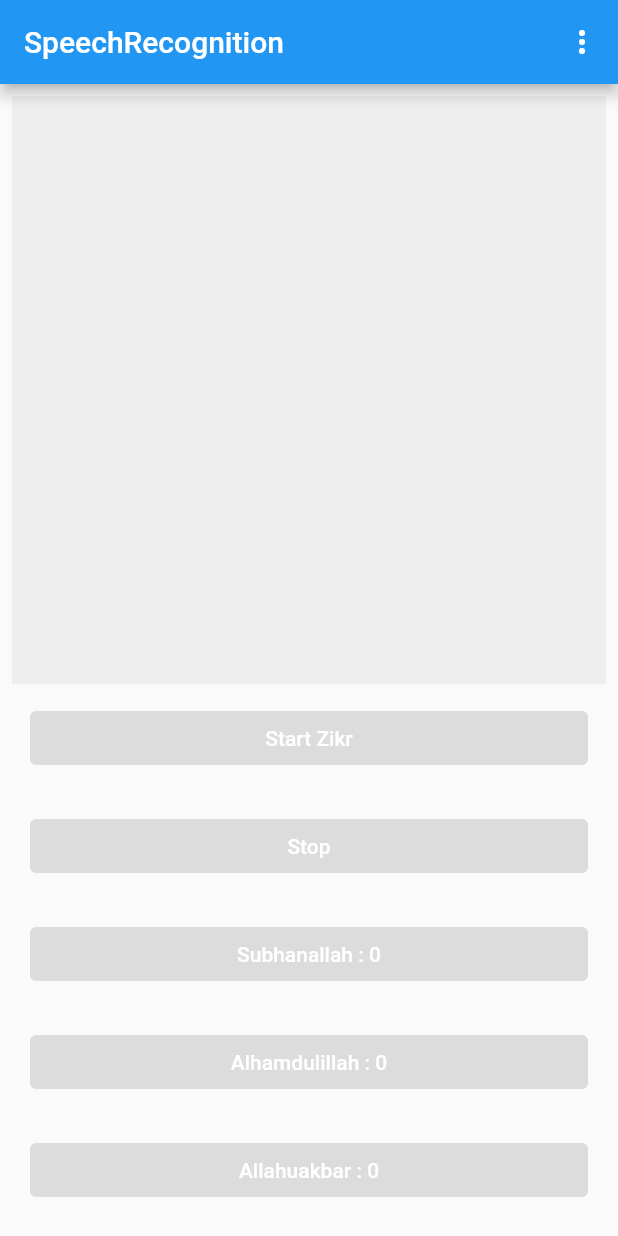
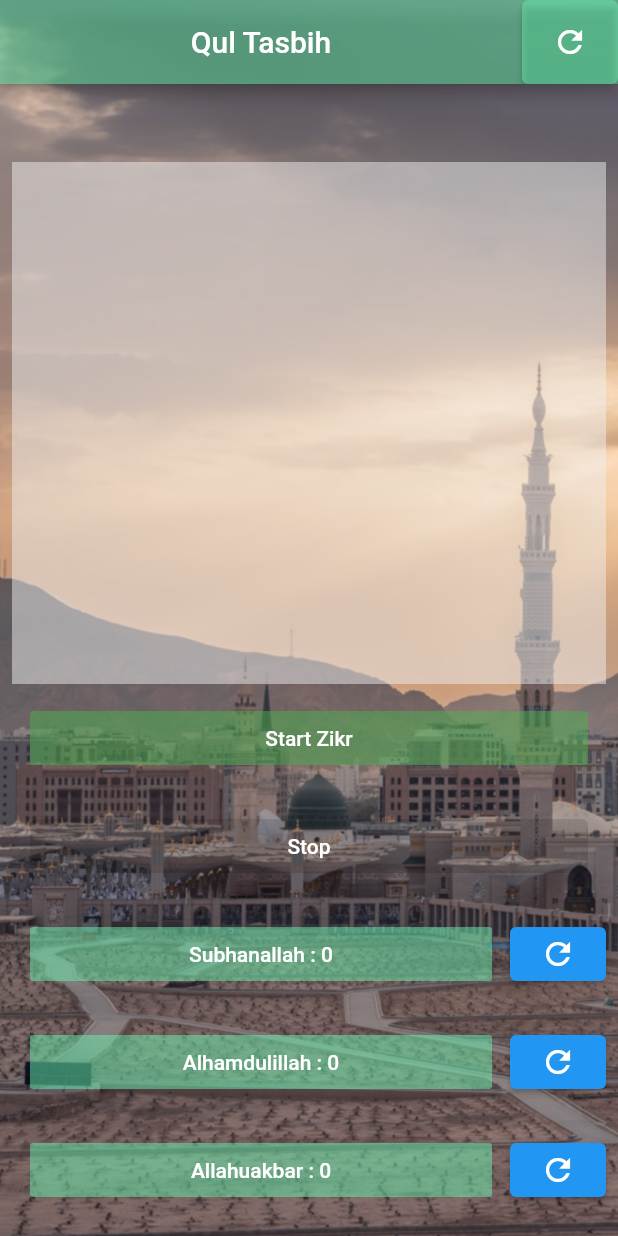
Before and after one commit to mizzi47/smart_tasbih, a Flutter app: the screen it shows after launch, on a phone screen of 412 x 824 dp. Run offline on Flutter 3.47's test engine with Material 2 defaults, Android fonts, the phone set to English and light mode, and no system bars; our stand-ins replace speech_to_text; missing offline and left inert: flutter_speech.

Commit message:
update new version

```diff
--- a/lib/main.dart
+++ b/lib/main.dart
@@ -30,6 +30,10 @@ class _MyAppState extends State<MyApp> {
   bool _isListening = false;
 
   String transcription = '';
+  int listcount1 = 0;
+  int listcount2 = 0;
+  int listcount3 = 0;
+
   int count1 = 0;
   int count2 = 0;
   int count3 = 0;
@@ -61,31 +65,46 @@ class _MyAppState extends State<MyApp> {
   Widget build(BuildContext context) {
     return MaterialApp(
       home: Scaffold(
+        extendBodyBehindAppBar: true,
         appBar: AppBar(
-          title: Text('SpeechRecognition'),
+          backgroundColor: Colors.greenAccent.withOpacity(0.5),
+          title: Center(child: Text('Qul Tasbih')),
           actions: [
-            PopupMenuButton<Language>(
-              onSelected: _selectLangHandler,
-              itemBuilder: (BuildContext context) => _buildLanguagesWidgets,
+            ElevatedButton(
+              style: ElevatedButton.styleFrom(backgroundColor: Colors.greenAccent.withOpacity(0.5)),
+                onPressed: (){
+                  setState(() {
+                    count1 = 0;
+                    count2 = 0;
+                    count3 = 0;
+                    transcription = "";
+                    listcount3 = 0;
+                  });
+                },
+                child: Icon(Icons.refresh)
             )
           ],
         ),
-        body: Padding(
+        body: Container(
+          decoration: BoxDecoration(
+            image: DecorationImage(
+              image: AssetImage("assets/bg.jpg"),
+              fit: BoxFit.cover,
+            ),
+          ),
+          child: Padding(
               padding: EdgeInsets.all(8.0),
               child: Center(
                 child: Column(
                   mainAxisSize: MainAxisSize.min,
                   crossAxisAlignment: CrossAxisAlignment.stretch,
                   children: [
+                    SizedBox(height: 100,),
                     Expanded(
                         child: Container(
                             padding: const EdgeInsets.all(8.0),
-                          color: Colors.grey.shade200,
+                            color: Colors.grey.shade200.withOpacity(0.5),
                             child: Text(transcription))),
-                  Expanded(
-                      child: Container(
-                          padding: const EdgeInsets.all(8.0),
-                          color: Colors.grey.shade200,)),
                     _buildButton(
                       onPressed: _speechRecognitionAvailable && !_isListening
                           ? () => start()
@@ -93,28 +112,83 @@ class _MyAppState extends State<MyApp> {
                       label: _isListening
                           ? 'Listening...'
                           : 'Start Zikr',
+                      cl: Colors.green
                     ),
                     // _buildButton(
                     //   onPressed: _isListening ? () => cancel() : null,
                     //   label: 'Cancel',
                     // ),
-                  _buildButton(
+                    _stopButton(
                       onPressed: _isListening ? () => stop() : null,
                       label: 'Stop',
+                        cl: Colors.red
                     ),
-                  _buildButton(
+                    //checking and counted zikr label
+                    Row(
+                      children: [
+                        Expanded(
+                          child: _buildButton(
                             label: 'Subhanallah : $count1',
+                              cl: Colors.greenAccent
                           ),
-                  _buildButton(
+                        ),
+                        Container(
+                          child: ElevatedButton(
+                            onPressed: (){
+                              setState(() {
+                                count1 = 0;
+                              });
+                            },
+                            child: Icon(Icons.refresh)
+                          )
+                        ),
+                      ],
+                    ),
+                    Row(
+                      children: [
+                        Expanded(
+                          child: _buildButton(
                             label: 'Alhamdulillah : $count2',
+                              cl: Colors.greenAccent
                           ),
-                  _buildButton(
+                        ),
+                        Container(
+                            child: ElevatedButton(
+                                onPressed: (){
+                                  setState(() {
+                                    count2 = 0;
+                                  });
+                                },
+                                child: Icon(Icons.refresh)
+                            )
+                        ),
+                      ],
+                    ),
+                    Row(
+                      children: [
+                        Expanded(
+                          child: _buildButton(
                             label: 'Allahuakbar : $count3',
+                            cl: Colors.greenAccent
+                          ),
+                        ),
+                        Container(
+                            child: ElevatedButton(
+                                onPressed: (){
+                                  setState(() {
+                                    count3 = 0;
+                                  });
+                                },
+                                child: Icon(Icons.refresh)
+                            )
+                        ),
+                      ],
                     ),
                   ],
 
                 ),
               )),
+        ),
       ),
     );
   }
@@ -131,22 +205,28 @@ class _MyAppState extends State<MyApp> {
     setState(() => selectedLang = lang);
   }
 
-  Widget _buildButton({required String label, VoidCallback? onPressed}) => Padding(
+  Widget _buildButton({required String label, VoidCallback? onPressed, required Color cl}) => Padding(
       padding: EdgeInsets.all(12.0),
-      child: ElevatedButton(
+      child: MaterialButton(
         onPressed: onPressed,
+        color: cl,
+        disabledColor: cl.withOpacity(0.5),
         child: Text(
           label,
           style: const TextStyle(color: Colors.white),
         ),
       ));
-  Widget _countButton({required String label, VoidCallback? onPressed}) => Padding(
+
+  Widget _stopButton({required String label, VoidCallback? onPressed, required Color cl}) => Padding(
       padding: EdgeInsets.all(12.0),
       child: ElevatedButton(
         onPressed: onPressed,
+        style: ElevatedButton.styleFrom(
+          backgroundColor: Colors.red
+        ),
         child: Text(
           label,
-          style: const TextStyle(color: Colors.green),
+          style: const TextStyle(color: Colors.white),
         ),
       ));
 
@@ -166,9 +246,6 @@ class _MyAppState extends State<MyApp> {
   void stop() => _speech.stop().then((_) {
     setState(() {
       _isListening = false;
-      count1=0;
-      count2=0;
-      count3=0;
     });
   });
 
@@ -185,6 +262,7 @@ class _MyAppState extends State<MyApp> {
     setState(() => _isListening = true);
   }
 
+  //process of breaking voice into words for counting
   void onRecognitionResult(String text) {
     print('_MyAppState.onRecognitionResult... $text');
     setState(() => transcription = text);
@@ -194,6 +272,10 @@ class _MyAppState extends State<MyApp> {
     setState(() => count1 = s.length-1);
     setState(() => count2 = al.length-1);
     setState(() => count3 = aa.length-1);
+    if(_isListening == false){
+      listcount3 += count3;
+    }
+    print(listcount3);
   }
 
   void onRecognitionComplete(String text) {
--- a/pubspec.yaml
+++ b/pubspec.yaml
@@ -23,11 +23,11 @@ environment:
 dependencies:
   flutter:
     sdk: flutter
-
   # The following adds the Cupertino Icons font to your application.
   # Use with the CupertinoIcons class for iOS style icons.
   cupertino_icons: ^1.0.2
   flutter_speech: ^2.0.0
+  speech_to_text: 5.6.1
 
 dev_dependencies:
   flutter_test:
@@ -38,7 +38,8 @@ dev_dependencies:
 
 # The following section is specific to Flutter.
 flutter:
-
+  assets:
+    - assets/bg.jpg
   # The following line ensures that the Material Icons font is
   # included with your application, so that you can use the icons in
   # the material Icons class.
```
Also changed, not shown: lib/new.dart (added, +152 -0 lines), lib/ori.dart (added, +205 -0 lines), assets/bg.jpg (added), ic_launcher.png (added), pubspec.lock, 5 other files. Lines whose indentation alone changed are shown as unchanged.
